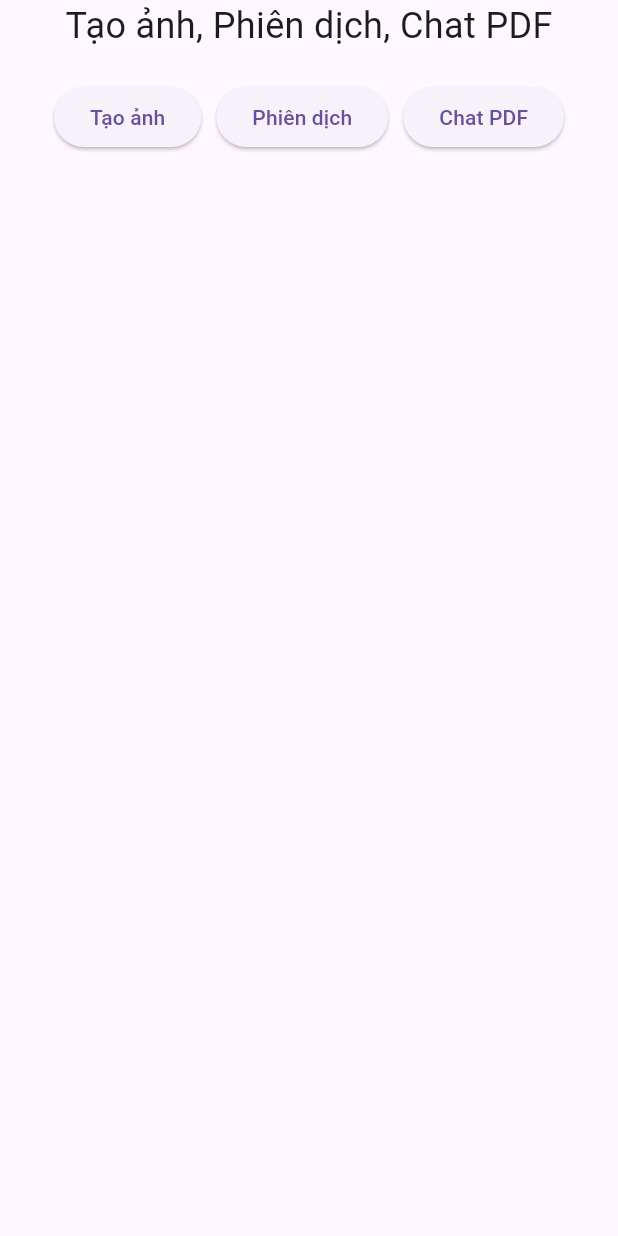
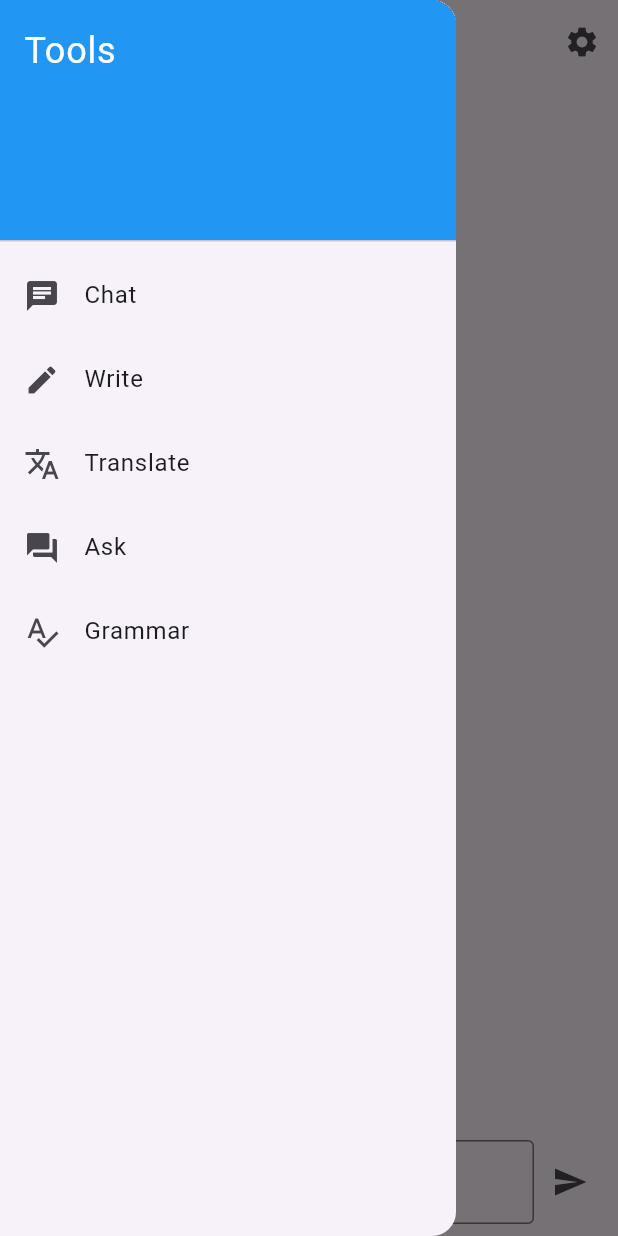
Before and after one commit to chaukietck25/Knowledge-based-BOT, a Flutter app: the screen it shows after launch, with the side drawer open (before the commit the screen has no drawer), on a phone screen of 412 x 824 dp. Run offline on Flutter 3.47's test engine with Material 3 defaults, Android fonts, the phone set to English and light mode, and no system bars; our stand-ins replace file_picker, image_picker.

Commit message:
add promt pib and update management of AI

```diff
--- a/lib/main.dart
+++ b/lib/main.dart
@@ -1,6 +1,6 @@
 // main.dart
 import 'package:flutter/material.dart';
-import 'views/chatpdf_trans_createimg_screen.dart';
+import 'views/chat_screen.dart';
 
 void main() {
   runApp(const MyApp());
@@ -12,7 +12,8 @@ class MyApp extends StatelessWidget {
   @override
   Widget build(BuildContext context) {
     return const MaterialApp(
-      home: ChatPdfTransCreateImgScreen(),
+      debugShowCheckedModeBanner: false,
+      home: ChatScreen(),
     );
   }
 }
--- a/lib/views/chat_pdf_screen.dart
+++ b/lib/views/chat_pdf_screen.dart
@@ -5,6 +5,7 @@ class ChatPdfScreen extends StatefulWidget {
   const ChatPdfScreen({super.key});
 
   @override
+  // ignore: library_private_types_in_public_api
   _ChatPdfScreenState createState() => _ChatPdfScreenState();
 }
 
@@ -39,6 +40,7 @@ class _ChatPdfScreenState extends State<ChatPdfScreen> {
       });
       // Here you can add the logic to send the file to the AI for analysis
     } else {
+      // ignore: use_build_context_synchronously
       ScaffoldMessenger.of(context).showSnackBar(
         const SnackBar(content: Text('No file selected')),
       );
--- /dev/null
+++ b/lib/views/chat_screen.dart
@@ -0,0 +1,76 @@
+import 'package:flutter/material.dart';
+import 'drawer_menu.dart';
+
+class ChatScreen extends StatefulWidget {
+  const ChatScreen({super.key});
+
+  @override
+  // ignore: library_private_types_in_public_api
+  _ChatScreenState createState() => _ChatScreenState();
+}
+
+class _ChatScreenState extends State<ChatScreen> {
+  final TextEditingController _controller = TextEditingController();
+  final List<String> _messages = [];
+
+  void _sendMessage() {
+    if (_controller.text.isNotEmpty) {
+      setState(() {
+        _messages.add(_controller.text);
+        _controller.clear();
+      });
+    }
+  }
+
+  @override
+  Widget build(BuildContext context) {
+    return Scaffold(
+      appBar: AppBar(
+        title: const Text('Chat'),
+        actions: [
+          IconButton(
+            icon: const Icon(Icons.settings),
+            onPressed: () {
+              // Handle settings action
+            },
+          ),
+        ],
+      ),
+      body: Column(
+        children: [
+          Expanded(
+            child: ListView.builder(
+              itemCount: _messages.length,
+              itemBuilder: (context, index) {
+                return ListTile(
+                  title: Text(_messages[index]),
+                );
+              },
+            ),
+          ),
+          Padding(
+            padding: const EdgeInsets.all(8.0),
+            child: Row(
+              children: [
+                Expanded(
+                  child: TextField(
+                    controller: _controller,
+                    decoration: const InputDecoration(
+                      hintText: 'Type a message...',
+                      border: OutlineInputBorder(),
+                    ),
+                  ),
+                ),
+                IconButton(
+                  icon: const Icon(Icons.send),
+                  onPressed: _sendMessage,
+                ),
+              ],
+            ),
+          ),
+        ],
+      ),
+      drawer: const DrawerMenu(),
+    );
+  }
+}
--- a/lib/views/create_image_screen.dart
+++ b/lib/views/create_image_screen.dart
@@ -6,6 +6,7 @@ class CreateImageScreen extends StatefulWidget {
   const CreateImageScreen({super.key});
 
   @override
+  // ignore: library_private_types_in_public_api
   _CreateImageScreenState createState() => _CreateImageScreenState();
 }
 
@@ -34,7 +35,7 @@ class _CreateImageScreenState extends State<CreateImageScreen> {
       );
     } else {
       ScaffoldMessenger.of(context).showSnackBar(
-        SnackBar(content: Text('Please enter a title and select an image')),
+        const SnackBar(content: Text('Please enter a title and select an image')),
       );
     }
   }
--- /dev/null
+++ b/lib/views/drawer_menu.dart
@@ -0,0 +1,63 @@
+import 'package:flutter/material.dart';
+
+class DrawerMenu extends StatelessWidget {
+  const DrawerMenu({super.key});
+
+  @override
+  Widget build(BuildContext context) {
+    return Drawer(
+      child: ListView(
+        padding: EdgeInsets.zero,
+        children: [
+          const DrawerHeader(
+            decoration: BoxDecoration(
+              color: Colors.blue,
+            ),
+            child: Text(
+              'Tools',
+              style: TextStyle(
+                color: Colors.white,
+                fontSize: 24,
+              ),
+            ),
+          ),
+          ListTile(
+            leading: const Icon(Icons.chat),
+            title: const Text('Chat'),
+            onTap: () {
+              // Handle chat action
+            },
+          ),
+          ListTile(
+            leading: const Icon(Icons.edit),
+            title: const Text('Write'),
+            onTap: () {
+              // Handle write action
+            },
+          ),
+          ListTile(
+            leading: const Icon(Icons.translate),
+            title: const Text('Translate'),
+            onTap: () {
+              // Handle translate action
+            },
+          ),
+          ListTile(
+            leading: const Icon(Icons.question_answer),
+            title: const Text('Ask'),
+            onTap: () {
+              // Handle ask action
+            },
+          ),
+          ListTile(
+            leading: const Icon(Icons.spellcheck),
+            title: const Text('Grammar'),
+            onTap: () {
+              // Handle grammar action
+            },
+          ),
+        ],
+      ),
+    );
+  }
+}
--- a/lib/views/translation_screen.dart
+++ b/lib/views/translation_screen.dart
@@ -4,6 +4,7 @@ class TranslationScreen extends StatefulWidget {
   const TranslationScreen({super.key});
 
   @override
+  // ignore: library_private_types_in_public_api
   _TranslationScreenState createState() => _TranslationScreenState();
 }
 
```
Also changed, not shown: lib/views/createBotScreen.dart (added, +154 -0 lines), lib/views/prompt_library_screen.dart (deleted, +0 -61 lines), lib/views/search_screen.dart (+21 -7 lines), lib/views/create_bots_screen.dart (added).
